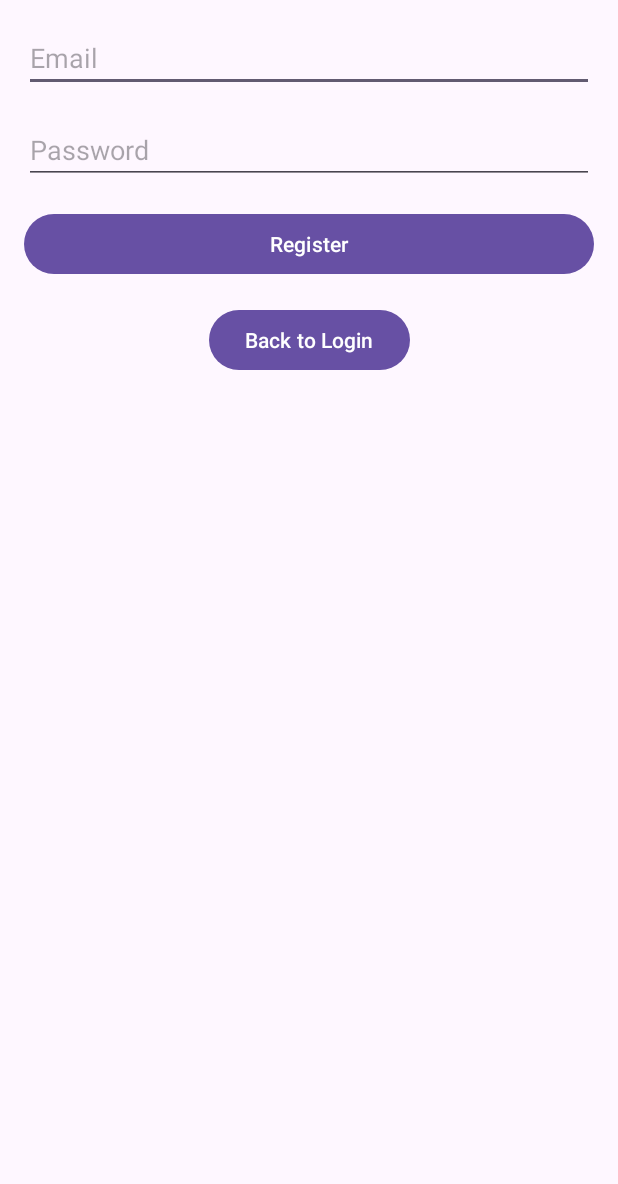
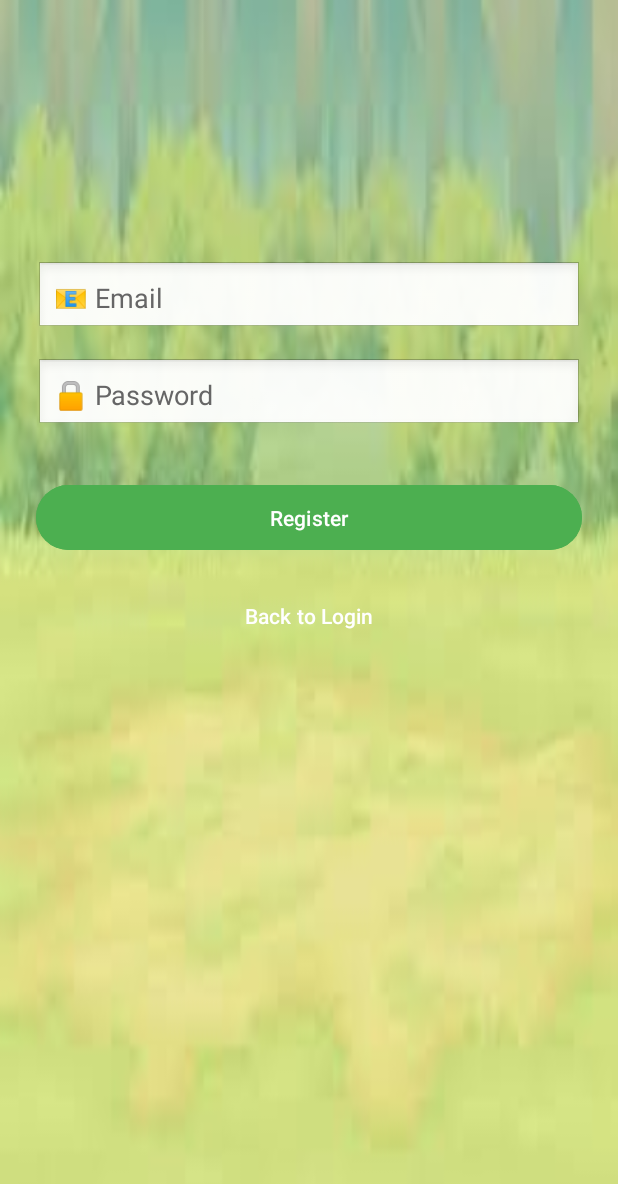
Before and after one commit to Rainzz01/Gold-Goals, an Android app: the RegisterActivity screen opened directly, with no data from a screen before it, on a phone screen of 412 x 824 dp. Shown: the top 1184 px of the screen. Run offline under Robolectric (Android 15) with nearby library versions, the phone set to English and light mode, and no system bars; our stand-ins replace Firebase (no records; nobody signed in at launch, a user with empty details on screens opened directly).

Commit message:
Add register screen with matching UI style

```diff
--- a/app/src/main/java/com/example/goalandgoals/CreateTaskActivity.java
+++ b/app/src/main/java/com/example/goalandgoals/CreateTaskActivity.java
@@ -291,7 +291,7 @@ public class CreateTaskActivity extends AppCompatActivity {
                 updatedTask.setId(id);
                 updatedTask.setTask(taskName);
                 updatedTask.setDescription(description);
-                updatedTask.setStatus(0); // 这里要根据实际设置
+                updatedTask.setStatus(0);
                 updatedTask.setDifficulty(difficulty);
                 updatedTask.setStartTime(startTime);
                 updatedTask.setDeadline(deadline);
@@ -323,7 +323,7 @@ public class CreateTaskActivity extends AppCompatActivity {
         if (user != null) {
             String uid = user.getUid();
 
-            // ⚡ 用你的 Realtime Database 完整 URL！
+            //  Realtime Database URL
             FirebaseDatabase database = FirebaseDatabase.getInstance("https://rpgtodoapp-8e638-default-rtdb.asia-southeast1.firebasedatabase.app/");
 
             DatabaseReference tasksRef = database.getReference("users")
--- a/app/src/main/java/com/example/goalandgoals/Dao/UserProgressDao.java
+++ b/app/src/main/java/com/example/goalandgoals/Dao/UserProgressDao.java
@@ -19,5 +19,5 @@ public interface UserProgressDao {
     UserProgress getUserProgressById(int id);
 
     @Query("DELETE FROM user_progress")
-    void deleteAll();  // 可选：比如重置玩家数据
+    void deleteAll();  // Optional: For example, reset player data
 }
--- a/app/src/main/java/com/example/goalandgoals/Fragment/TaskFragment.java
+++ b/app/src/main/java/com/example/goalandgoals/Fragment/TaskFragment.java
@@ -77,16 +77,16 @@ public class TaskFragment extends Fragment {
         TextView userExpTextView = view.findViewById(R.id.userExpTextView);
         TextView userCoinsTextView = view.findViewById(R.id.userCoinsTextView);
 
-        // ⭐ 先取 Firebase UID
+        //  get Firebase UID
         FirebaseUser currentUser = FirebaseAuth.getInstance().getCurrentUser();
         if (currentUser != null) {
             String uid = currentUser.getUid();
-            userIdTextView.setText("UID: " + uid);  // 直接先显示 UID
+            userIdTextView.setText("UID: " + uid);
         } else {
             userIdTextView.setText("UID: Unknown");
         }
 
-        // 再去本地 Room 拿 XP / Coins
+        // Go to the local Room to get XP/Coins
         AsyncTask.execute(() -> {
             AppDatabase db = AppDatabase.getInstance(requireContext());
             UserProgress userProgress = db.userProgressDao().getUserProgressById(1);
--- a/app/src/main/res/layout/activity_register.xml
+++ b/app/src/main/res/layout/activity_register.xml
@@ -1,51 +1,68 @@
 <?xml version="1.0" encoding="utf-8"?>
-<androidx.constraintlayout.widget.ConstraintLayout xmlns:android="http://schemas.android.com/apk/res/android"
+<androidx.constraintlayout.widget.ConstraintLayout
+    xmlns:android="http://schemas.android.com/apk/res/android"
     xmlns:app="http://schemas.android.com/apk/res-auto"
     xmlns:tools="http://schemas.android.com/tools"
     android:layout_width="match_parent"
     android:layout_height="match_parent"
+    android:padding="24dp"
+    android:background="@drawable/login_background"
     tools:context=".RegisterActivity">
 
     <EditText
         android:id="@+id/registerEmailEditText"
         android:layout_width="0dp"
         android:layout_height="wrap_content"
-        android:hint="Email"
+        android:hint="📧 Email"
         android:inputType="textEmailAddress"
-        android:layout_margin="16dp"
+        android:padding="12dp"
+        android:background="@android:drawable/edit_text"
+        android:textColor="#000000"
+        android:textColorHint="#666666"
+        android:layout_marginTop="150dp"
         app:layout_constraintTop_toTopOf="parent"
         app:layout_constraintStart_toStartOf="parent"
-        app:layout_constraintEnd_toEndOf="parent" />
+        app:layout_constraintEnd_toEndOf="parent"/>
 
     <EditText
         android:id="@+id/registerPasswordEditText"
         android:layout_width="0dp"
         android:layout_height="wrap_content"
-        android:hint="Password"
+        android:hint="🔒 Password"
         android:inputType="textPassword"
-        android:layout_margin="16dp"
+        android:padding="12dp"
+        android:background="@android:drawable/edit_text"
+        android:textColor="#000000"
+        android:textColorHint="#666666"
+        android:layout_marginTop="16dp"
         app:layout_constraintTop_toBottomOf="@id/registerEmailEditText"
         app:layout_constraintStart_toStartOf="parent"
-        app:layout_constraintEnd_toEndOf="parent" />
+        app:layout_constraintEnd_toEndOf="parent"/>
 
     <Button
         android:id="@+id/registerButton"
         android:layout_width="0dp"
         android:layout_height="wrap_content"
         android:text="Register"
-        android:layout_margin="16dp"
+        android:textColor="#FFFFFF"
+        android:backgroundTint="#4CAF50"
+        android:padding="12dp"
+        android:layout_marginTop="32dp"
         app:layout_constraintTop_toBottomOf="@id/registerPasswordEditText"
         app:layout_constraintStart_toStartOf="parent"
-        app:layout_constraintEnd_toEndOf="parent" />
+        app:layout_constraintEnd_toEndOf="parent"/>
 
     <Button
         android:id="@+id/backToLoginButton"
         android:layout_width="wrap_content"
         android:layout_height="wrap_content"
         android:text="Back to Login"
+        android:textColor="#FFFFFF"
+        android:textSize="14sp"
+        android:background="@android:color/transparent"
         android:layout_marginTop="16dp"
         app:layout_constraintTop_toBottomOf="@id/registerButton"
         app:layout_constraintStart_toStartOf="parent"
-        app:layout_constraintEnd_toEndOf="parent" />
+        app:layout_constraintEnd_toEndOf="parent"/>
 
 </androidx.constraintlayout.widget.ConstraintLayout>
--- a/build.gradle
+++ b/build.gradle
@@ -1,8 +1,8 @@
 // Top-level build file where you can add configuration options common to all sub-projects/modules.
 buildscript {
     dependencies {
-        classpath 'com.android.tools.build:gradle:8.1.1'  // 你的 Android Gradle 插件版本
-        classpath 'com.google.gms:google-services:4.4.2'  // Firebase 服务插件
+        classpath 'com.android.tools.build:gradle:8.2.2'
+        classpath 'com.google.gms:google-services:4.4.2'
     }
 }
 
```
Also changed, not shown: app/src/main/java/com/example/goalandgoals/LoginActivity.java (+5 -5 lines), app/src/main/java/com/example/goalandgoals/RegisterActivity.java (+4 -4 lines), app/src/main/res/layout/activity_login.xml (+32 -19 lines), app/src/main/res/drawable/login_background.jpeg (added).
